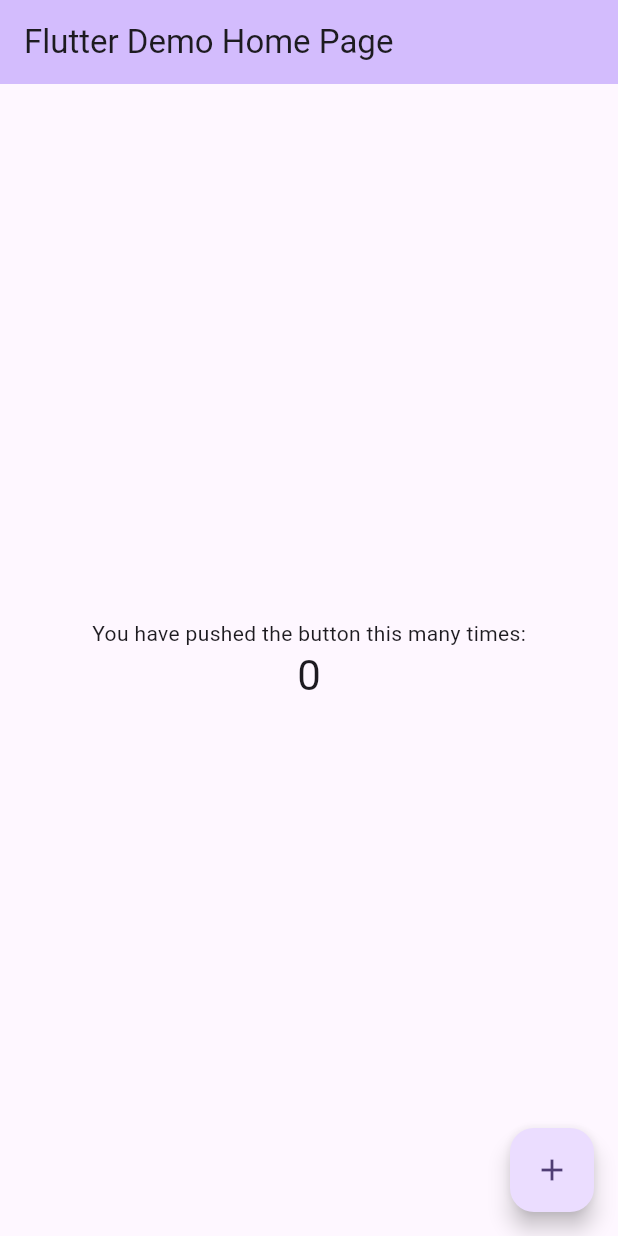
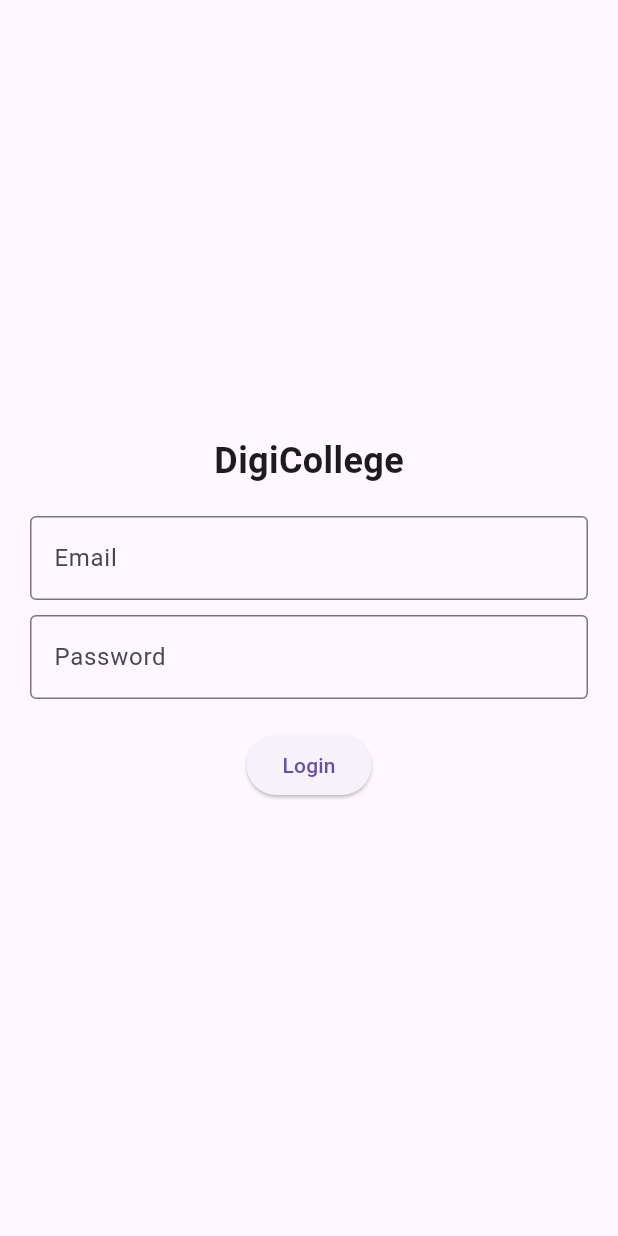
Before and after one commit to Godwin-Abin/digicollege, a Flutter app: the screen it shows after launch, on a phone screen of 412 x 824 dp. Run offline on Flutter 3.47's test engine with Material 3 defaults, Android fonts, the phone set to English and light mode, and no system bars; missing offline and left inert: media_kit, media_kit_video.

Commit message:
Basic UI Elements added

```diff
--- a/lib/main.dart
+++ b/lib/main.dart
@@ -1,122 +1,29 @@
 import 'package:flutter/material.dart';
+import 'pages/login_page.dart';
+import 'pages/dashboard_page.dart';
+import 'pages/video_page.dart';
 
 void main() {
-  runApp(const MyApp());
+  runApp(const DigiCollegeApp());
 }
 
-class MyApp extends StatelessWidget {
-  const MyApp({super.key});
+class DigiCollegeApp extends StatelessWidget {
+  const DigiCollegeApp({super.key});
 
-  // This widget is the root of your application.
   @override
   Widget build(BuildContext context) {
     return MaterialApp(
-      title: 'Flutter Demo',
+      debugShowCheckedModeBanner: false,
+      title: 'DigiCollege',
       theme: ThemeData(
-        // This is the theme of your application.
-        //
-        // TRY THIS: Try running your application with "flutter run". You'll see
-        // the application has a purple toolbar. Then, without quitting the app,
-        // try changing the seedColor in the colorScheme below to Colors.green
-        // and then invoke "hot reload" (save your changes or press the "hot
-        // reload" button in a Flutter-supported IDE, or press "r" if you used
-        // the command line to start the app).
-        //
-        // Notice that the counter didn't reset back to zero; the application
-        // state is not lost during the reload. To reset the state, use hot
-        // restart instead.
-        //
-        // This works for code too, not just values: Most code changes can be
-        // tested with just a hot reload.
-        colorScheme: ColorScheme.fromSeed(seedColor: Colors.deepPurple),
+        primarySwatch: Colors.blue,
       ),
-      home: const MyHomePage(title: 'Flutter Demo Home Page'),
+      initialRoute: '/',
+      routes: {
+        '/': (context) => LoginPage(),
+        '/dashboard': (context) => DashboardPage(),
+        '/video': (context) => VideoPage(),
+      },
     );
   }
 }
-
-class MyHomePage extends StatefulWidget {
-  const MyHomePage({super.key, required this.title});
-
-  // This widget is the home page of your application. It is stateful, meaning
-  // that it has a State object (defined below) that contains fields that affect
-  // how it looks.
-
-  // This class is the configuration for the state. It holds the values (in this
-  // case the title) provided by the parent (in this case the App widget) and
-  // used by the build method of the State. Fields in a Widget subclass are
-  // always marked "final".
-
-  final String title;
-
-  @override
-  State<MyHomePage> createState() => _MyHomePageState();
-}
-
-class _MyHomePageState extends State<MyHomePage> {
-  int _counter = 0;
-
-  void _incrementCounter() {
-    setState(() {
-      // This call to setState tells the Flutter framework that something has
-      // changed in this State, which causes it to rerun the build method below
-      // so that the display can reflect the updated values. If we changed
-      // _counter without calling setState(), then the build method would not be
-      // called again, and so nothing would appear to happen.
-      _counter++;
-    });
-  }
-
-  @override
-  Widget build(BuildContext context) {
-    // This method is rerun every time setState is called, for instance as done
-    // by the _incrementCounter method above.
-    //
-    // The Flutter framework has been optimized to make rerunning build methods
-    // fast, so that you can just rebuild anything that needs updating rather
-    // than having to individually change instances of widgets.
-    return Scaffold(
-      appBar: AppBar(
-        // TRY THIS: Try changing the color here to a specific color (to
-        // Colors.amber, perhaps?) and trigger a hot reload to see the AppBar
-        // change color while the other colors stay the same.
-        backgroundColor: Theme.of(context).colorScheme.inversePrimary,
-        // Here we take the value from the MyHomePage object that was created by
-        // the App.build method, and use it to set our appbar title.
-        title: Text(widget.title),
-      ),
-      body: Center(
-        // Center is a layout widget. It takes a single child and positions it
-        // in the middle of the parent.
-        child: Column(
-          // Column is also a layout widget. It takes a list of children and
-          // arranges them vertically. By default, it sizes itself to fit its
-          // children horizontally, and tries to be as tall as its parent.
-          //
-          // Column has various properties to control how it sizes itself and
-          // how it positions its children. Here we use mainAxisAlignment to
-          // center the children vertically; the main axis here is the vertical
-          // axis because Columns are vertical (the cross axis would be
-          // horizontal).
-          //
-          // TRY THIS: Invoke "debug painting" (choose the "Toggle Debug Paint"
-          // action in the IDE, or press "p" in the console), to see the
-          // wireframe for each widget.
-          mainAxisAlignment: MainAxisAlignment.center,
-          children: <Widget>[
-            const Text('You have pushed the button this many times:'),
-            Text(
-              '$_counter',
-              style: Theme.of(context).textTheme.headlineMedium,
-            ),
-          ],
-        ),
-      ),
-      floatingActionButton: FloatingActionButton(
-        onPressed: _incrementCounter,
-        tooltip: 'Increment',
-        child: const Icon(Icons.add),
-      ), // This trailing comma makes auto-formatting nicer for build methods.
-    );
-  }
-}
--- /dev/null
+++ b/lib/pages/login_page.dart
@@ -0,0 +1,41 @@
+import 'package:flutter/material.dart';
+
+class LoginPage extends StatelessWidget {
+  const LoginPage({super.key});
+
+  @override
+  Widget build(BuildContext context) {
+    return Scaffold(
+      body: Center(
+        child: Column(
+          mainAxisAlignment: MainAxisAlignment.center,
+          children: [
+            const Text("DigiCollege", style: TextStyle(fontSize: 24, fontWeight: FontWeight.bold)),
+            const SizedBox(height: 20),
+            Padding(
+              padding: const EdgeInsets.symmetric(horizontal: 20),
+              child: TextField(
+                decoration: InputDecoration(labelText: "Email", border: OutlineInputBorder()),
+              ),
+            ),
+            const SizedBox(height: 10),
+            Padding(
+              padding: const EdgeInsets.symmetric(horizontal: 20),
+              child: TextField(
+                obscureText: true,
+                decoration: InputDecoration(labelText: "Password", border: OutlineInputBorder()),
+              ),
+            ),
+            const SizedBox(height: 20),
+            ElevatedButton(
+              onPressed: () {
+                Navigator.pushReplacementNamed(context, '/dashboard');
+              },
+              child: const Text("Login"),
+            ),
+          ],
+        ),
+      ),
+    );
+  }
+}
--- a/pubspec.yaml
+++ b/pubspec.yaml
@@ -30,6 +30,11 @@ environment:
 dependencies:
   flutter:
     sdk: flutter
+  media_kit: ^1.1.11
+  media_kit_video: ^1.2.5
+  media_kit_libs_android_video: ^1.0.0
+  media_kit_libs_ios_video: ^1.0.0
+  media_kit_libs_windows_video: ^1.0.0
 
   # The following adds the Cupertino Icons font to your application.
   # Use with the CupertinoIcons class for iOS style icons.
```
Also changed, not shown: lib/pages/dashboard_page.dart (added, +20 -0 lines), lib/pages/video_page.dart (added, +41 -0 lines), pubspec.lock, 5 other files.
